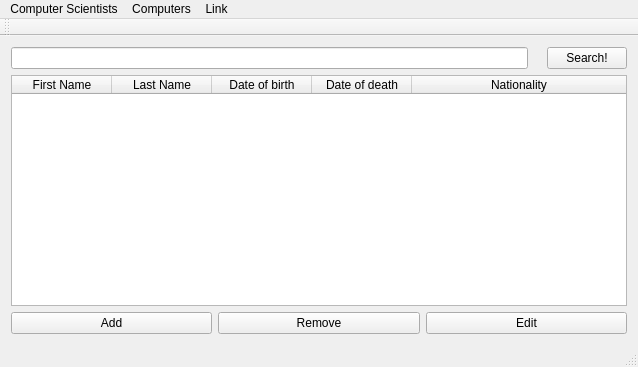
Before: the Qt Designer form ui/computerscientists.ui in VLN-H7/Skil3, drawn with Qt 5.
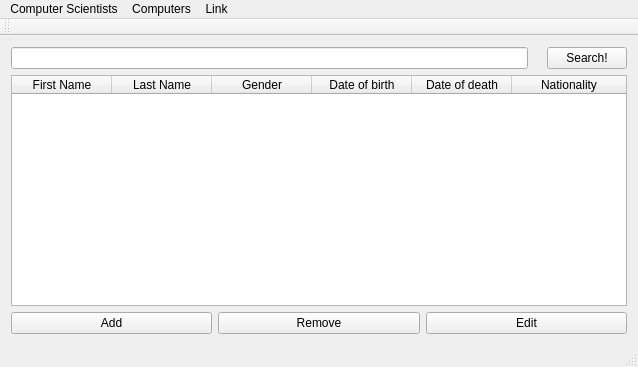
After: the same form once the commit is applied.

Diff of the .ui file:
```diff
--- a/ui/computerscientists.ui
+++ b/ui/computerscientists.ui
@@ -57,6 +57,11 @@
         <string>Last Name</string>
        </property>
       </column>
+      <column>
+       <property name="text">
+        <string>Gender</string>
+       </property>
+      </column>
       <column>
        <property name="text">
         <string>Date of birth</string>
```
